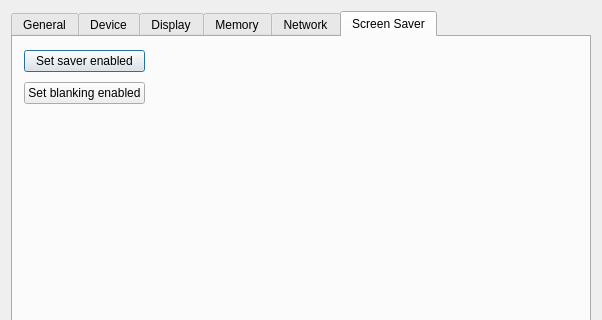
This is examples/sysinfo/dialog.ui in qtproject/qt-mobility as Qt 5 draws it before an edit; both pictures show x 0 to 602 and y 0 to 320 of the 602 by 516 pixel window. The edited form follows.
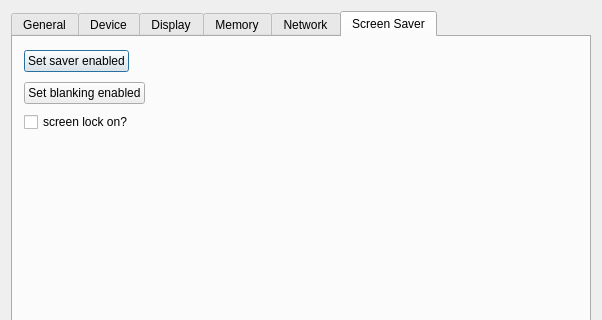
This is the edited form. The open tabs and pages were chosen to show the change.

Commit message: move isScreenLock to Screensaver class

```diff
--- a/examples/sysinfo/dialog.ui
+++ b/examples/sysinfo/dialog.ui
@@ -17,7 +17,7 @@
    <item row="0" column="0">
     <widget class="QTabWidget" name="tabWidget">
      <property name="currentIndex">
-      <number>3</number>
+      <number>5</number>
      </property>
      <widget class="QWidget" name="generaltab">
       <attribute name="title">
@@ -497,13 +497,6 @@
        <item row="1" column="1">
         <widget class="QLineEdit" name="colorDepthLineEdit"/>
        </item>
-       <item row="2" column="0" colspan="2">
-        <widget class="QCheckBox" name="screenLockCheckBox">
-         <property name="text">
-          <string>screen lock on?</string>
-         </property>
-        </widget>
-       </item>
       </layout>
      </widget>
      <widget class="QWidget" name="sysmemorytab">
@@ -731,7 +724,7 @@
          </property>
         </widget>
        </item>
-       <item row="0" column="1">
+       <item row="0" column="2">
         <spacer name="horizontalSpacer_2">
          <property name="orientation">
           <enum>Qt::Horizontal</enum>
@@ -744,7 +737,7 @@
          </property>
         </spacer>
        </item>
-       <item row="1" column="0">
+       <item row="1" column="0" colspan="2">
         <widget class="QPushButton" name="blankingEnabledPushButton">
          <property name="text">
           <string>Set blanking enabled</string>
@@ -754,7 +747,7 @@
          </property>
         </widget>
        </item>
-       <item row="1" column="1">
+       <item row="1" column="2">
         <spacer name="horizontalSpacer_3">
          <property name="orientation">
           <enum>Qt::Horizontal</enum>
@@ -767,7 +760,14 @@
          </property>
         </spacer>
        </item>
-       <item row="2" column="0">
+       <item row="2" column="0" colspan="3">
+        <widget class="QCheckBox" name="screenLockCheckBox">
+         <property name="text">
+          <string>screen lock on?</string>
+         </property>
+        </widget>
+       </item>
+       <item row="3" column="1" colspan="2">
         <spacer name="verticalSpacer">
          <property name="orientation">
           <enum>Qt::Vertical</enum>
```
The commit also changes 6 other files.
